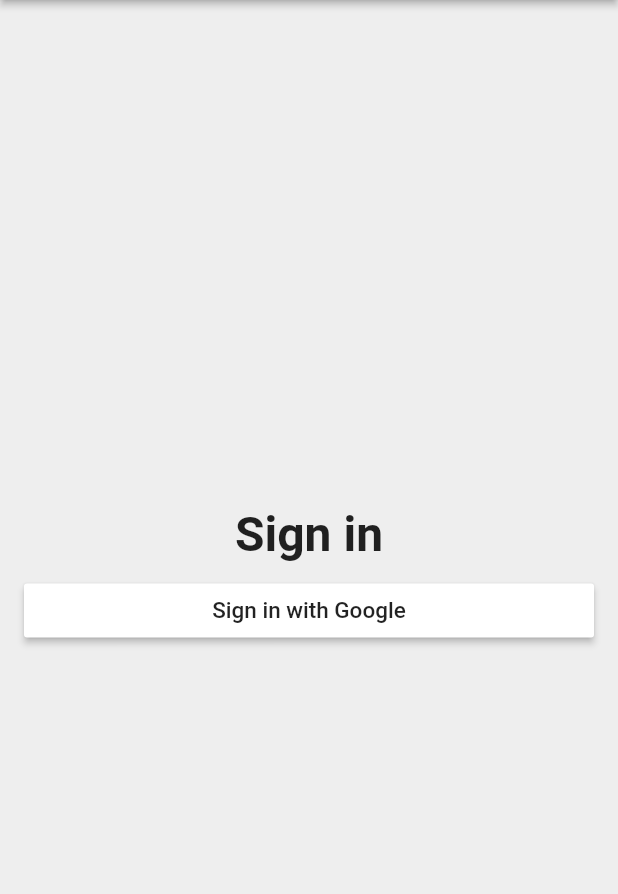
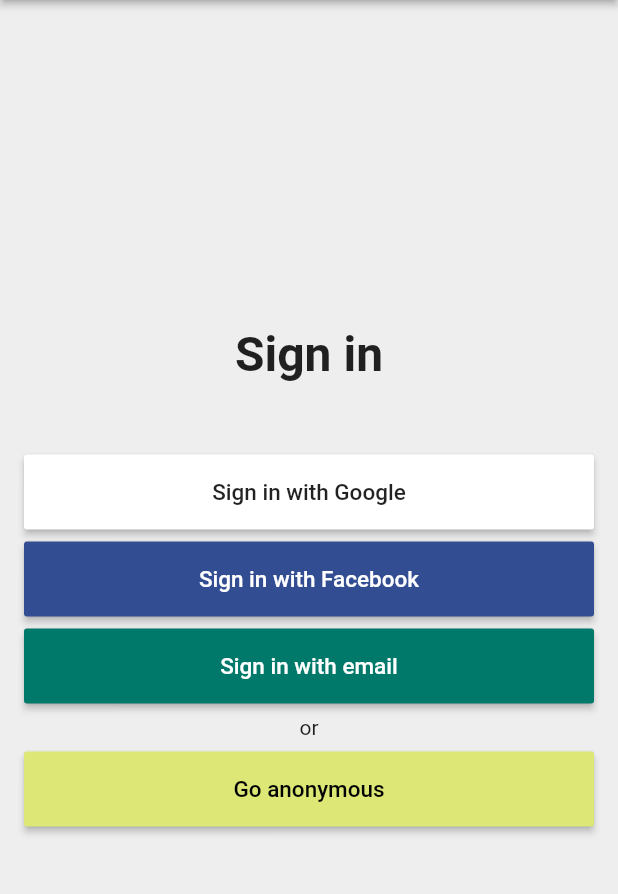
Before and after one commit to MilicTG/time_tracker_flutter_course, a Flutter app: the screen it shows after launch, after a tap on "Sign in with Google", on a phone screen of 412 x 824 dp, the part 84-978 px from its top. Run offline on Flutter 3.47's test engine with Material 2 defaults, Android fonts, the phone set to English and light mode, and no system bars.

Commit message:
Update on buttons

```diff
--- a/lib/app/sign_in/sign_in_page.dart
+++ b/lib/app/sign_in/sign_in_page.dart
@@ -34,12 +34,50 @@ class SignInPage extends StatelessWidget {
             ),
           ),
           const SizedBox(
-            height: 8.0,
+            height: 48.0,
           ),
           SignInButton(
             text: 'Sign in with Google',
             textColor: Colors.black87,
             color: Colors.white,
+            onPressed: _signInWithGoogle,
+          ),
+          const SizedBox(
+            height: 8.0,
+          ),
+          SignInButton(
+            text: 'Sign in with Facebook',
+            textColor: Colors.white,
+            color: Color(0xFF334D92),
+            onPressed: _signInWithGoogle,
+          ),
+          const SizedBox(
+            height: 8.0,
+          ),
+          SignInButton(
+            text: 'Sign in with email',
+            textColor: Colors.white,
+            color: Colors.teal.shade700,
+            onPressed: _signInWithGoogle,
+          ),
+          const SizedBox(
+            height: 8.0,
+          ),
+          const Text(
+            'or',
+            textAlign: TextAlign.center,
+            style: TextStyle(
+              fontSize: 14.0,
+              color: Colors.black87,
+            ),
+          ),
+          const SizedBox(
+            height: 8.0,
+          ),
+          SignInButton(
+            text: 'Go anonymous',
+            textColor: Colors.black,
+            color: Colors.lime.shade300,
             onPressed: _signInWithGoogle,
           ),
         ],
--- a/lib/common_widgets/custom_elevated_button.dart
+++ b/lib/common_widgets/custom_elevated_button.dart
@@ -5,6 +5,7 @@ class CustomElevatedButton extends StatelessWidget {
     required this.child,
     required this.color,
     this.borderRadius = 2.0,
+    this.height = 50.0,
     required this.onPressed,
     Key? key,
   }) : super(key: key);
@@ -12,11 +13,14 @@ class CustomElevatedButton extends StatelessWidget {
   final Widget child;
   final Color color;
   final double borderRadius;
+  final double height;
   final VoidCallback onPressed;
 
   @override
   Widget build(BuildContext context) {
-    return ElevatedButton(
+    return SizedBox(
+      height: height,
+      child: ElevatedButton(
         onPressed: onPressed,
         child: child,
         style: ElevatedButton.styleFrom(
@@ -27,6 +31,7 @@ class CustomElevatedButton extends StatelessWidget {
             ),
           ),
         ),
+      ),
     );
   }
 }
```
Lines whose indentation alone changed are shown as unchanged.
